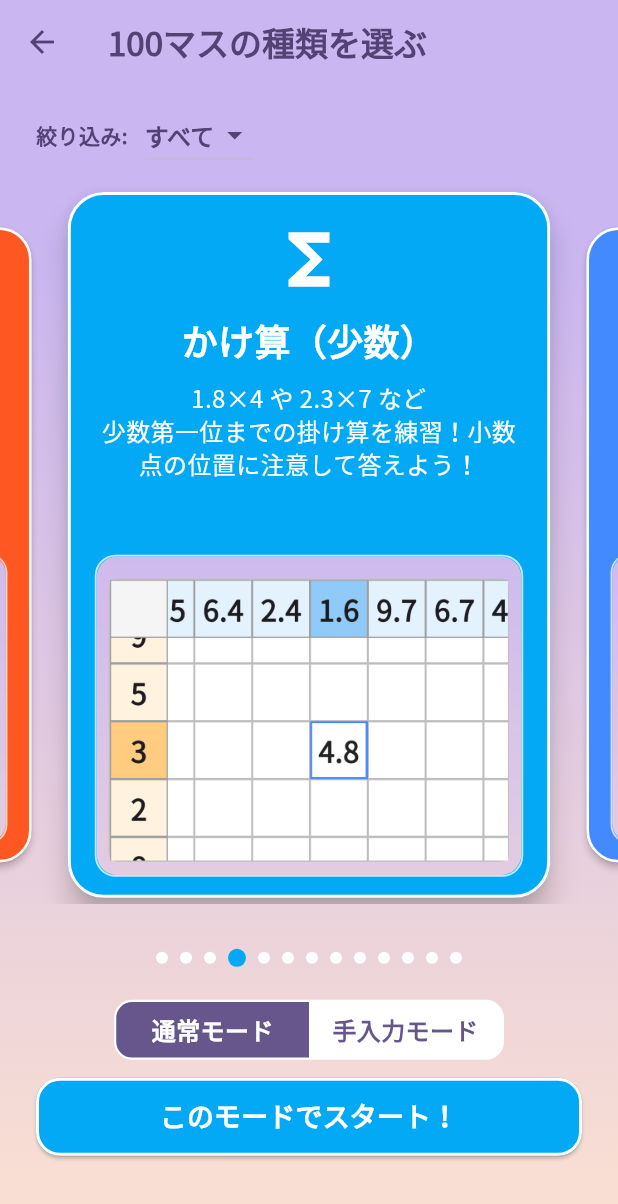
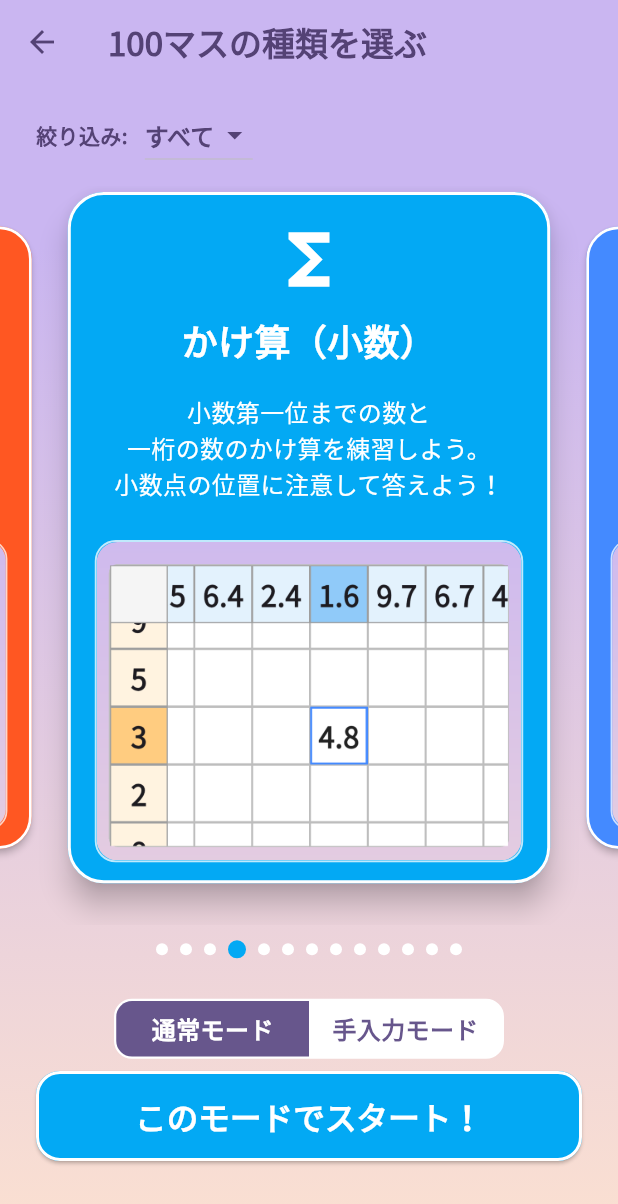
Before and after one commit to kazukingyamamoto-tech/Calculation_Practice, a Flutter app: the SelectModeScreen screen opened directly, swiped to page 4, on a phone screen of 412 x 824 dp. Shown: the top 1204 px of the screen. Run offline on Flutter 3.47's test engine with Material 3 defaults, Android fonts, the phone set to English and light mode, and no system bars; our stand-ins replace fl_chart, google_fonts, pdf, printing, share_plus, shared_preferences; missing offline and left inert: file_selector; accounts and stored records are empty.

Commit message:
arrange descriptions

```diff
--- a/lib/logic/calculateAnswerLogic.dart
+++ b/lib/logic/calculateAnswerLogic.dart
@@ -18,8 +18,8 @@ String calculateAnswer(AxisItem row, AxisItem col, String mode) {
     case "超上級のかけ算":
     case "超上級の掛け算":
       return (row.number * col.number).toString();
-    case "かけ算（少数）":
-    case "少数の掛け算":
+    case "かけ算（小数）":
+    case "小数の掛け算":
       return _decimalMultiplicationCalculate(row.number, col.number);
     case "わり算（分数）":
     case "割り算（分数）":
@@ -30,10 +30,10 @@ String calculateAnswer(AxisItem row, AxisItem col, String mode) {
       } else {
         return "Error"; // ゼロ除算のエラー
       }
-    case "わり算（少数）":
-    case "割り算（少数）":
-    case "上級のわり算（少数）":
-    case "上級の割り算（少数）":
+    case "わり算（小数）":
+    case "割り算（小数）":
+    case "上級のわり算（小数）":
+    case "上級の割り算（小数）":
       if (col.number != 0) {
         return _divisionDecimalCalculate(col.number, row.number);
       } else {
--- a/lib/logic/gameRecord.dart
+++ b/lib/logic/gameRecord.dart
@@ -32,14 +32,14 @@ class GameRecord {
         return '上級のかけ算';
       case '超上級の掛け算':
         return '超上級のかけ算';
-      case '少数の掛け算':
-        return 'かけ算（少数）';
+      case '小数の掛け算':
+        return 'かけ算（小数）';
       case '割り算（分数）':
         return 'わり算（分数）';
-      case '割り算（少数）':
-        return 'わり算（少数）';
-      case '上級の割り算（少数）':
-        return '上級のわり算（少数）';
+      case '割り算（小数）':
+        return 'わり算（小数）';
+      case '上級の割り算（小数）':
+        return '上級のわり算（小数）';
       case '最大公約数の計算':
         return '最大公約数';
       case '最小公倍数の計算':
--- a/lib/logic/templateGrid.dart
+++ b/lib/logic/templateGrid.dart
@@ -186,7 +186,7 @@ class _TemplateMultiplicationBrainState
         op = "^"; // 累乗のマーク
       }
 
-      if (widget.mode == "少数の掛け算" || widget.mode == "かけ算（少数）") {
+      if (widget.mode == "小数の掛け算" || widget.mode == "かけ算（小数）") {
         return AxisItem(
           number: n,
           operator: op,
@@ -519,10 +519,10 @@ class _TemplateMultiplicationBrainState
 
   Widget _buildManualKeypad() {
     final extraInputKey =
-        (widget.mode == "少数の掛け算" ||
-            widget.mode == "かけ算（少数）" ||
-            widget.mode.contains("割り算の少数") ||
-            widget.mode.contains("わり算（少数）"))
+        (widget.mode == "小数の掛け算" ||
+            widget.mode == "かけ算（小数）" ||
+            widget.mode.contains("割り算の小数") ||
+            widget.mode.contains("わり算（小数）"))
         ? '.'
         : '/';
 
@@ -785,7 +785,7 @@ class _TemplateMultiplicationBrainState
                 height: headerSize,
                 child: Container(
                   decoration: BoxDecoration(
-                    color: Colors.grey.shade100,
+                    color: Colors.grey.shade300,
                     border: Border.all(color: Colors.grey.shade500),
                   ),
                   alignment: Alignment.center,
@@ -1018,7 +1018,7 @@ class _TemplateMultiplicationBrainState
             children: [
               TableRow(
                 children: [
-                  Container(height: cellSize, color: Colors.grey.shade200),
+                  Container(height: cellSize, color: Colors.grey.shade300),
                   for (int c = 0; c < 10; c++)
                     Container(
                       height: cellSize,
@@ -1259,7 +1259,7 @@ class _TemplateMultiplicationBrainState
                         Container(
                           height: cellSize,
                           decoration: BoxDecoration(
-                            color: Colors.grey.shade100,
+                            color: Colors.grey.shade300,
                             border: Border.all(color: Colors.grey.shade400),
                           ),
                         ),
--- a/lib/screen/selectModeScreen.dart
+++ b/lib/screen/selectModeScreen.dart
@@ -33,20 +33,6 @@ class _SelectModeScreenState extends State<SelectModeScreen> {
   static const double _minLandscapeSafeHeight = 550;
   int _currentIndex = 0;
   bool _isManualInputMode = false;
-  final Map<String, String> _modeNoteSamples = {
-    '普通のかけ算': '縦の数字と横の数字をかけ算した数を答えよう',
-    '上級のかけ算': '縦の数字と横の数字をかけ算した数を答えよう',
-    '超上級のかけ算': '縦の数字と横の数字をかけ算した数を答えよう',
-    'かけ算（少数）': '縦の数字と横の数字をかけ算した数を答えよう\n小数点の位置に注意！',
-    'わり算（分数）': '縦の数字を横の数字でわり算した数を答えよう！\nわり切れないときは分数で答えよう！',
-    '上級のわり算（分数）': '縦の数字を横の数字でわり算した数を答えよう！\nわり切れないときは分数で答えよう！',
-    'わり算（少数）': '縦の数字を横の数字でわり算した数を答えよう！\nわり切れないときは四捨五入して小数第1位まで！',
-    '上級のわり算（少数）': '縦の数字を横の数字でわり算した数を答えよう！\nわり切れないときは四捨五入して小数第1位まで！',
-    'ミックス計算': 'かけ算とわり算がランダムに出現！わりきれないときは分数で答えよう！',
-    '最大公約数': '縦の数字と横の数字の最大公約数を求めよう！',
-    '最小公倍数': '縦の数字と横の数字の最小公倍数を求めよう！',
-    '循環する一の位': '横の数字を縦の数字回かけたときの一の位を答えよう！',
-  };
 
   // --- 絞り込み用の状態管理 ---
   String _selectedCategory = 'すべて';
@@ -90,19 +76,19 @@ class _SelectModeScreenState extends State<SelectModeScreen> {
         _colMinCtrl.text = "24";
         _colMaxCtrl.text = "40"; // 1の段は簡単すぎるので2〜9など
         break;
-      case 'かけ算（少数）':
+      case 'かけ算（小数）':
         _rowMinCtrl.text = "11";
         _rowMaxCtrl.text = "99";
         _colMinCtrl.text = "1";
         _colMaxCtrl.text = "10";
         break;
-      case 'わり算（少数）':
+      case 'わり算（小数）':
         _rowMinCtrl.text = "15";
         _rowMaxCtrl.text = "45";
         _colMinCtrl.text = "1";
         _colMaxCtrl.text = "10";
         break;
-      case '上級のわり算（少数）':
+      case '上級のわり算（小数）':
         _rowMinCtrl.text = "30";
         _rowMaxCtrl.text = "95";
         _colMinCtrl.text = "11";
@@ -145,7 +131,7 @@ class _SelectModeScreenState extends State<SelectModeScreen> {
   late final List<GameMode> _modes = [
     GameMode(
       title: "普通のかけ算",
-      description: "一桁×一桁の基本的な100マス計算！\nまずはスピードと正確さを極めよう。",
+      description: "一桁×一桁の基本的な100マス計算。\nまずはスピードと正確さを極めよう！",
       icon: Icons.grid_on,
       color: Colors.redAccent,
       imagePath: "assets/mode_1.png",
@@ -160,7 +146,7 @@ class _SelectModeScreenState extends State<SelectModeScreen> {
     ),
     GameMode(
       title: "上級のかけ算",
-      description: "一桁×二桁の100マス計算！\n素早く正確に計算しよう。",
+      description: "一桁×二桁の100マス計算。\n素早く正確に計算しよう！",
       icon: Icons.calculate,
       color: Colors.orangeAccent,
       imagePath: "assets/mode_2.png",
@@ -175,7 +161,7 @@ class _SelectModeScreenState extends State<SelectModeScreen> {
     ),
     GameMode(
       title: "超上級のかけ算",
-      description: "二桁×三桁の100マス計算！\n限界に挑戦しよう。",
+      description: "二桁×三桁の100マス計算。\n限界に挑戦しよう！",
       icon: Icons.bolt,
       color: Colors.deepOrange,
       imagePath: "assets/mode_3.png",
@@ -189,8 +175,8 @@ class _SelectModeScreenState extends State<SelectModeScreen> {
       ),
     ),
     GameMode(
-      title: "かけ算（少数）",
-      description: "1.8×4 や 2.3×7 など\n少数第一位までの掛け算を練習！小数点の位置に注意して答えよう！",
+      title: "かけ算（小数）",
+      description: "小数第一位までの数と\n一桁の数のかけ算を練習しよう。\n小数点の位置に注意して答えよう！",
       icon: Icons.functions,
       color: Colors.lightBlue,
       imagePath: "assets/mode_4.png",
@@ -199,14 +185,14 @@ class _SelectModeScreenState extends State<SelectModeScreen> {
         rowMax: 99,
         colMin: 1,
         colMax: 10,
-        mode: "かけ算（少数）",
+        mode: "かけ算（小数）",
         manualInputMode: isManualInputMode,
       ),
     ),
     GameMode(
       title: "わり算（分数）",
       description:
-          "二桁÷一桁の計算！\n割り切れない時は分数にしよう。約分に注意して答えよう！（手入力モードの場合は、分子/分母の順で答えよう）",
+          "二桁÷一桁の計算。\n割り切れない時は分数にして、\n約分にも注意して答えよう！\n（手入力モードでは、\n分子/分母の順で答えよう）",
       icon: Icons.horizontal_split,
       color: Colors.blueAccent,
       imagePath: "assets/mode_5.png",
@@ -222,7 +208,7 @@ class _SelectModeScreenState extends State<SelectModeScreen> {
     GameMode(
       title: "上級のわり算（分数）",
       description:
-          "二桁÷二桁の計算！\n割り切れない時は分数にしよう。約分に注意して答えよう！（手入力モードの場合は、分子/分母の順で答えよう）",
+          "二桁÷二桁の計算。\nわり切れない時は分数にして、\n約分にも注意して答えよう！\n（手入力モードの場合は、\n分子/分母の順で答えよう）",
       icon: Icons.horizontal_rule,
       color: Colors.blueGrey,
       imagePath: "assets/mode_6.png",
@@ -236,8 +222,8 @@ class _SelectModeScreenState extends State<SelectModeScreen> {
       ),
     ),
     GameMode(
-      title: "わり算（少数）",
-      description: "二桁÷一桁の計算！\n割り切れない場合は四捨五入して小数第1位までで答えよう！",
+      title: "わり算（小数）",
+      description: "二桁÷一桁の計算。\nわり切れない場合は四捨五入して、\n小数点第1位までで答えよう！",
       icon: Icons.looks_one,
       color: Colors.blue,
       imagePath: "assets/mode_7.png",
@@ -246,13 +232,13 @@ class _SelectModeScreenState extends State<SelectModeScreen> {
         rowMax: 45,
         colMin: 1,
         colMax: 10,
-        mode: "わり算（少数）",
+        mode: "わり算（小数）",
         manualInputMode: isManualInputMode,
       ),
     ),
     GameMode(
-      title: "上級のわり算（少数）",
-      description: "二桁÷二桁に挑戦！\n割り切れない場合は四捨五入して少数第1位までで答えよう！",
+      title: "上級のわり算（小数）",
+      description: "二桁÷二桁に挑戦！\nわり切れない場合は四捨五入して、\n小数点第1位までで答えよう！",
       icon: Icons.looks_two,
       color: Colors.blueGrey,
       imagePath: "assets/mode_8.png",
@@ -261,13 +247,13 @@ class _SelectModeScreenState extends State<SelectModeScreen> {
         rowMax: 95,
         colMin: 11,
         colMax: 25,
-        mode: "上級のわり算（少数）",
+        mode: "上級のわり算（小数）",
         manualInputMode: isManualInputMode,
       ),
     ),
     GameMode(
       title: "ミックス計算",
-      description: "掛け算と割り算がランダムに出現！\n瞬時の判断力を鍛えよう。割り切れないときは分数で答えよう",
+      description: "かけ算とわり算がランダムに出現！\n瞬時の判断力を鍛えよう。\n割り切れないときは分数で答えよう。",
       icon: Icons.casino,
       color: Colors.purpleAccent,
       imagePath: "assets/mode_9.png",
@@ -282,7 +268,7 @@ class _SelectModeScreenState extends State<SelectModeScreen> {
     ),
     GameMode(
       title: "最大公約数",
-      description: "2つの数字の最大公約数を求めよう！素早く正確に答えて感覚を鍛えよう！",
+      description: "2つの数字の最大公約数を求めよう。\n素早く正確に答えて感覚を鍛えよう！",
       icon: Icons.hub,
       color: Colors.indigo,
       imagePath: "assets/mode_10.png",
@@ -297,7 +283,7 @@ class _SelectModeScreenState extends State<SelectModeScreen> {
     ),
     GameMode(
       title: "最小公倍数",
-      description: "2つの数字の最小公倍数を求めよう！\n約数と倍数の感覚を鍛えよう。",
+      description: "2つの数字の最小公倍数を求めよう。\n約数と倍数の感覚を鍛えよう！",
       icon: Icons.all_inclusive,
       color: Colors.cyan,
       imagePath: "assets/mode_11.png",
@@ -312,7 +298,7 @@ class _SelectModeScreenState extends State<SelectModeScreen> {
     ),
     GameMode(
       title: "循環する一の位",
-      description: "横の数字を縦の数字の回数分かけたときの一の位を答えよう！累乗の法則に従って、パターンを見抜こう！",
+      description: "横の数字を縦の数字の数分\nかけ合わせた数の一の位を答えよう！\n累乗の法則からパターンを見抜こう！",
       icon: Icons.sync,
       color: Colors.green,
       imagePath: "assets/mode_12.png",
@@ -518,7 +504,9 @@ class _SelectModeScreenState extends State<SelectModeScreen> {
                           tween: Tween<double>(begin: scale, end: scale),
                           curve: Curves.easeOut,
                           builder: (context, double value, child) {
-                            return Transform.scale(
+                            return Padding(
+                              padding: const EdgeInsets.only(bottom: 24),
+                              child: Transform.scale(
                                 scale: value,
                                 child: Card(
                                   shape: RoundedRectangleBorder(
@@ -534,6 +522,7 @@ class _SelectModeScreenState extends State<SelectModeScreen> {
                                       ? _buildCustomCard()
                                       : _buildNormalCard(mode),
                                 ),
+                              ),
                             );
                           },
                         );
@@ -541,7 +530,7 @@ class _SelectModeScreenState extends State<SelectModeScreen> {
                     ),
                   ),
 
-                  const SizedBox(height: 30),
+                  const SizedBox(height: 10),
 
                   // --- 下半分：スタートボタン ---
                   Expanded(
@@ -566,8 +555,6 @@ class _SelectModeScreenState extends State<SelectModeScreen> {
 
   // --- カード中身（通常） ---
   Widget _buildNormalCard(GameMode mode) {
-    final noteText = _modeNoteSamples[mode.title] ?? '';
-
     return Padding(
       padding: const EdgeInsets.fromLTRB(18, 18, 18, 14),
       child: Column(
@@ -585,25 +572,36 @@ class _SelectModeScreenState extends State<SelectModeScreen> {
               color: Colors.white,
             ),
           ),
-          const SizedBox(height: 10),
-          Text(
+          // 1. 上のテキスト部分: Flexible を Expanded に変更！
+          Expanded(
+            child: Container(
+              width: double.infinity, // 横幅いっぱいまで広げたい場合に追加
+              child: Padding(
+                padding: const EdgeInsets.symmetric(vertical: 4),
+                child: Center(
+                  child: Text(
                     mode.description,
                     textAlign: TextAlign.center,
-            maxLines: 3,
+                    maxLines: 5,
                     overflow: TextOverflow.ellipsis,
                     style: const TextStyle(
                       fontSize: 16,
-              height: 1.4,
+                      height: 1.5,
                       color: Colors.white,
                     ),
                   ),
-          const SizedBox(height: 12),
-          Flexible(
-            fit: FlexFit.loose,
-            child: Align(
-              alignment: Alignment.bottomCenter,
-              child: Container(
+                ),
+              ),
+            ),
+          ),
+
+          const SizedBox(height: 8),
+
+          // 2. 下の画像スペース: Expanded と Align を外す！
+          Container(
             width: double.infinity,
+            // 💡 もし画像の高さが大きすぎてはみ出る場合は、ここに height: 200 などを指定するか、
+            // Container の代わりに AspectRatio(aspectRatio: 1.0, ...) で囲むと綺麗な形を保てます。
             decoration: BoxDecoration(
               color: Colors.white.withValues(alpha: 0.16),
               borderRadius: BorderRadius.circular(14),
@@ -614,7 +612,7 @@ class _SelectModeScreenState extends State<SelectModeScreen> {
               child: Image.asset(
                 mode.imagePath ?? "",
                 width: double.infinity,
-                    fit: BoxFit.fitWidth,
+                fit: BoxFit.cover,
                 alignment: Alignment.center,
                 errorBuilder: (context, error, stackTrace) {
                   return const Center(
@@ -627,8 +625,6 @@ class _SelectModeScreenState extends State<SelectModeScreen> {
                     ),
                   );
                 },
-                  ),
-                ),
               ),
             ),
           ),
@@ -675,8 +671,8 @@ class _SelectModeScreenState extends State<SelectModeScreen> {
                   [
                         '普通のかけ算',
                         'わり算（分数）',
-                        'わり算（少数）',
-                        '上級のわり算（少数）',
+                        'わり算（小数）',
+                        '上級のわり算（小数）',
                         'ミックス計算',
                         '最大公約数',
                         '最小公倍数',
@@ -775,12 +771,12 @@ class _SelectModeScreenState extends State<SelectModeScreen> {
             ),
           ),
         ),
-        const SizedBox(height: 22),
+        const SizedBox(height: 27),
         _buildInputModeSwitch(),
-        const SizedBox(height: 12),
+        const Spacer(),
         SizedBox(
           width: double.infinity,
-          height: 52,
+          height: 60,
           child: ElevatedButton(
             onPressed: () {
               Navigator.push(
@@ -801,14 +797,14 @@ class _SelectModeScreenState extends State<SelectModeScreen> {
             child: const Text(
               'このモードでスタート！',
               style: TextStyle(
-                fontSize: 18,
+                fontSize: 21,
                 fontWeight: FontWeight.bold,
                 color: Colors.white,
               ),
             ),
           ),
         ),
-        const SizedBox(height: 10),
+        SizedBox(height: 50),
       ],
     );
   }
@@ -834,9 +830,9 @@ class _SelectModeScreenState extends State<SelectModeScreen> {
             ),
           ),
         ),
-        const SizedBox(height: 22),
+        const SizedBox(height: 10),
         _buildInputModeSwitch(),
-        const SizedBox(height: 12),
+        const SizedBox(height: 8),
         SizedBox(
           width: double.infinity,
           height: 52,
```
Also changed, not shown: flutter_01.png (added). Lines whose indentation alone changed are shown as unchanged.
